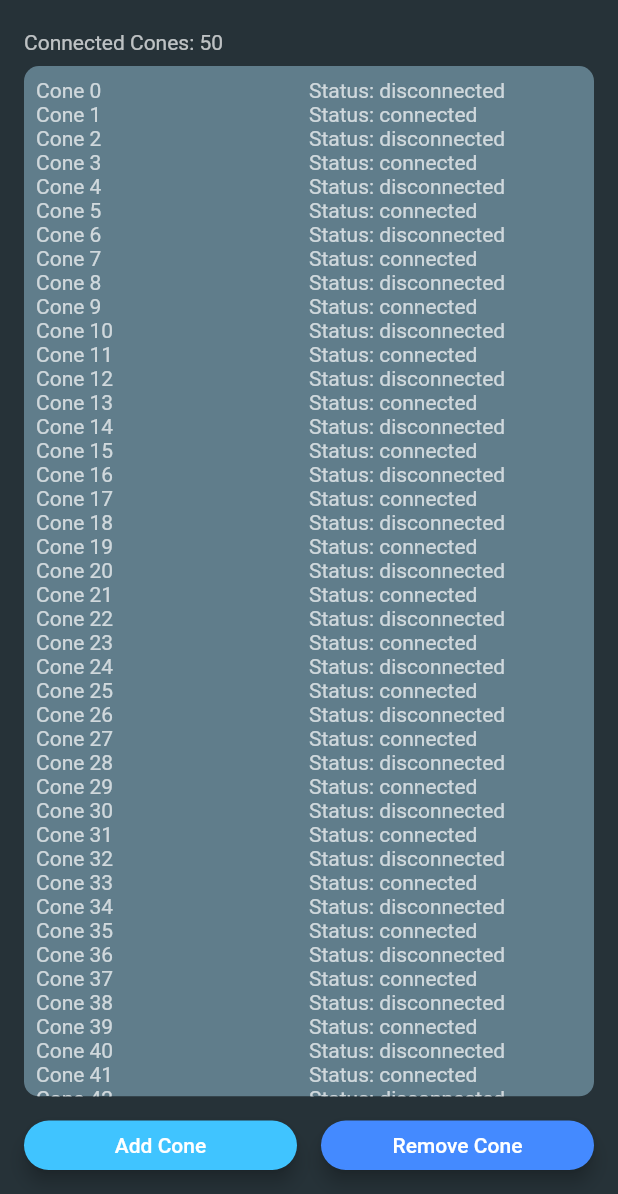
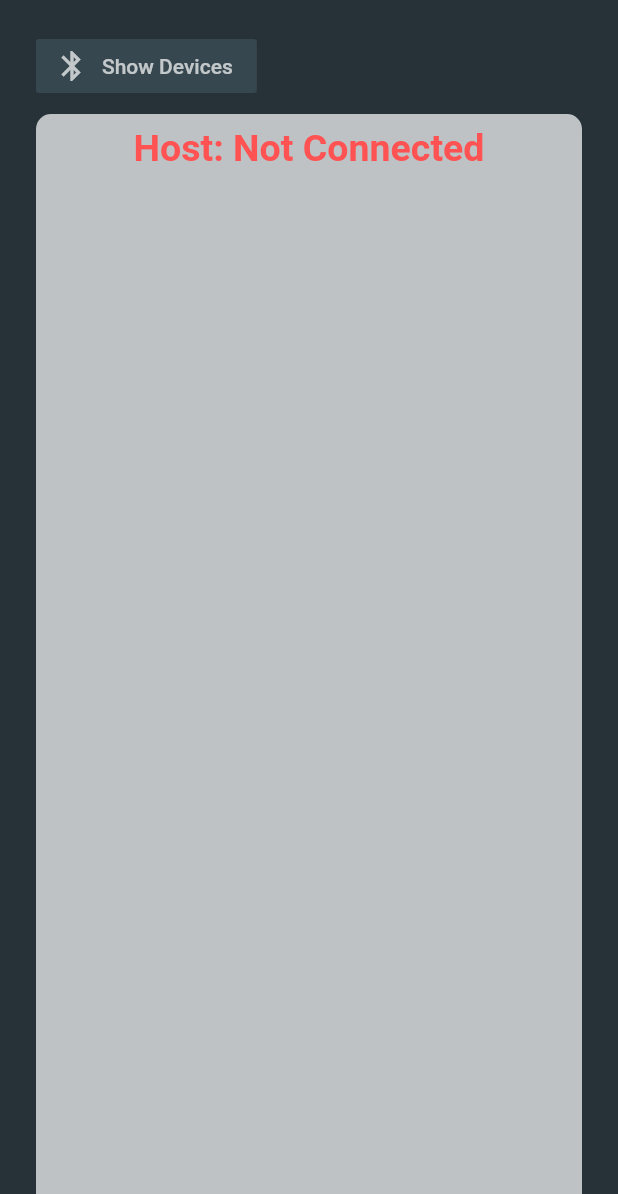
Before and after one commit to mikeyroush/ConeDroneApp, a Flutter app: the screen it shows once a user with an empty profile is signed in, on a phone screen of 412 x 824 dp, the part 42-1236 px from its top. Run offline on Flutter 3.47's test engine with Material 2 defaults, Android fonts, the phone set to English and light mode, and no system bars; our stand-ins replace cloud_firestore, firebase_auth, firebase_core, flutter_bluetooth_serial, flutter_spinkit, mask_text_input_formatter; accounts and stored records are empty.

Commit message:
updated cone dashboard

```diff
--- a/cone_drone/lib/screens/cone/cone_list.dart
+++ b/cone_drone/lib/screens/cone/cone_list.dart
@@ -0,0 +1,28 @@
+import 'package:flutter/material.dart';
+import 'package:scoped_model/scoped_model.dart';
+import 'package:cone_drone/services/bluetooth.dart';
+import 'package:cone_drone/screens/cone/cone_tile.dart';
+
+class ConeList extends StatefulWidget {
+  @override
+  _ConeListState createState() => _ConeListState();
+}
+
+class _ConeListState extends State<ConeList> {
+  @override
+  Widget build(BuildContext context) {
+    return ScopedModelDescendant<BluetoothManager>(
+      builder: (_, child, model) {
+        return ListView.builder(
+          itemCount: model.mapCones.length,
+          itemBuilder: (context, index) {
+            return ConeTile(
+              name: model.mapCones.keys.elementAt(index),
+              state: model.mapCones.values.elementAt(index),
+            );
+          },
+        );
+      },
+    );
+  }
+}
--- a/cone_drone/lib/screens/cone/cone_screen.dart
+++ b/cone_drone/lib/screens/cone/cone_screen.dart
@@ -1,6 +1,9 @@
 import 'package:flutter/material.dart';
+import 'package:scoped_model/scoped_model.dart';
+import 'package:cone_drone/services/bluetooth.dart';
+import 'package:cone_drone/screens/cone/bluetooth_list.dart';
+import 'package:cone_drone/screens/cone/cone_list.dart';
 import 'package:cone_drone/constants.dart';
-import 'package:cone_drone/components/rounded_botton.dart';
 
 enum Status { none, connected, disconnected }
 
@@ -10,96 +13,92 @@ class ConeScreen extends StatefulWidget {
 }
 
 class _ConeScreenState extends State<ConeScreen> {
-  // temp entries
-  List<ConeEntry> entries = [];
-
-  @override
-  void initState() {
-    super.initState();
-
-    // TODO: dynamically pull cone entries from somewhere
-    entries.removeRange(0, entries.length);
-    for (var i = 0; i < 50; i++) {
-      final entry = ConeEntry(
-        name: 'Cone $i',
-        status: (i % 2 == 0) ? Status.disconnected : Status.connected,
-      );
-      setState(() {
-        entries.add(entry);
-      });
-    }
-  }
+  bool _showDevices = false;
 
   @override
   Widget build(BuildContext context) {
+    return ScopedModelDescendant<BluetoothManager>(
+      builder: (_, child, model) {
         return Expanded(
+          child: Padding(
+            padding: const EdgeInsets.symmetric(horizontal: 8.0),
             child: Column(
               crossAxisAlignment: CrossAxisAlignment.start,
               children: [
-          Text('Connected Cones: ${entries.length}', style: kTextFieldStyle),
-          SizedBox(height: 8.0),
+                if (!model.isConnected)
+                  FlatButton.icon(
+                    onPressed: () =>
+                        setState(() => _showDevices = !_showDevices),
+                    icon: Icon(
+                      Icons.bluetooth,
+                      color: Colors.white70,
+                    ),
+                    label: Text(
+                      _showDevices ? 'Hide Devices' : 'Show Devices',
+                      style: kTextFieldStyle,
+                    ),
+                    color: Colors.blueGrey.shade800,
+                  ),
+                if (_showDevices && !model.isConnected)
                   Expanded(
-            child: ClipRRect(
+                    flex: 2,
+                    child: Container(
+                        decoration: BoxDecoration(
+                          color: Colors.blueGrey,
                           borderRadius: BorderRadius.circular(10.0),
+                        ),
+                        padding: const EdgeInsets.only(bottom: 8.0),
+                        child: BluetoothList()),
+                  ),
+                Expanded(
+                  flex: 3,
                   child: Container(
-                color: Colors.blueGrey,
-                child: ListView(
                     padding: const EdgeInsets.all(8.0),
-                  children: entries,
+                    margin: const EdgeInsets.only(top: 8.0),
+                    width: double.infinity,
+                    decoration: BoxDecoration(
+                      color: Colors.white70,
+                      borderRadius: BorderRadius.only(
+                        topLeft: Radius.circular(10.0),
+                        topRight: Radius.circular(10.0),
                       ),
                     ),
+                    child: Column(
+                      mainAxisAlignment: MainAxisAlignment.spaceBetween,
+                      children: [
+                        Align(
+                          alignment: Alignment.center,
+                          child: Text(
+                            "Host: ${model.hostName}",
+                            style: kMenuTextStyle.copyWith(
+                                color: model.isConnected
+                                    ? Colors.green.shade900
+                                    : Colors.redAccent),
                           ),
                         ),
-          SizedBox(
-            width: double.infinity,
-            height: 65.0,
-            child: Row(
-              mainAxisAlignment: MainAxisAlignment.spaceAround,
-              crossAxisAlignment: CrossAxisAlignment.center,
-              children: [
-                Flexible(
-                  child: RoundedButton(
-                    title: 'Add Cone',
-                    backgroundColor: Colors.lightBlueAccent,
-                    onPress: () {},
+                        Expanded(child: ConeList()),
+                        if (model.isConnected)
+                          FlatButton.icon(
+                            onPressed: () => model.sendReset(),
+                            icon: Icon(
+                              Icons.refresh,
+                              color: Colors.white70,
                             ),
+                            label: Text(
+                              'Reset Network',
+                              style: kTextFieldStyle,
                             ),
-                SizedBox(width: 16.0),
-                Flexible(
-                  child: RoundedButton(
-                    title: 'Remove Cone',
-                    backgroundColor: Colors.blueAccent,
-                    onPress: () {},
+                            color: Colors.blueAccent,
+                          ),
+                      ],
+                    ),
                   ),
                 ),
               ],
             ),
-          )
-        ],
           ),
+        );
+      },
     );
   }
 }
-
-class ConeEntry extends StatelessWidget {
-  ConeEntry({@required this.name, @required this.status});
-
-  final String name;
-  final Status status;
-
-  @override
-  Widget build(BuildContext context) {
-    return Row(
-      children: [
-        Expanded(
-          child: Text('$name', style: kTextFieldStyle),
-        ),
-        Expanded(
-          child: Text(
-              'Status: ${status.toString().substring(status.toString().indexOf('.') + 1)}',
-              style: kTextFieldStyle),
-        ),
-      ],
-    );
-  }
-}
--- a/cone_drone/lib/screens/menu_layout.dart
+++ b/cone_drone/lib/screens/home_layout.dart
@@ -1,17 +1,19 @@
 import 'package:flutter/material.dart';
+import 'package:scoped_model/scoped_model.dart';
 import 'package:cone_drone/screens/settings_form.dart';
 import 'package:cone_drone/screens/cone/cone_screen.dart';
 import 'package:cone_drone/screens/pilots/pilot_screen.dart';
 import 'package:cone_drone/screens/flight/flight_screen.dart';
 import 'package:cone_drone/services/auth.dart';
+import 'package:cone_drone/services/bluetooth.dart';
 import 'package:cone_drone/constants.dart';
 
-class HomeScreen extends StatefulWidget {
+class HomeLayout extends StatefulWidget {
   @override
-  _HomeScreenState createState() => _HomeScreenState();
+  _HomeLayoutState createState() => _HomeLayoutState();
 }
 
-class _HomeScreenState extends State<HomeScreen>
+class _HomeLayoutState extends State<HomeLayout>
     with SingleTickerProviderStateMixin {
   final AuthService _auth = AuthService();
   AnimationController _controller;
@@ -51,12 +53,15 @@ class _HomeScreenState extends State<HomeScreen>
     screenWidth = size.width;
     return Scaffold(
       backgroundColor: Colors.blueGrey.shade700,
-      body: Stack(
-        fit: StackFit.expand,
-        children: [
-          menu(context),
-          screen(context),
-        ],
+      body: ScopedModel(
+        model: BluetoothManager(),
+        child: Stack(
+          fit: StackFit.expand,
+          children: [
+            menu(context),
+            screen(context),
+          ],
+        ),
       ),
     );
   }
--- a/cone_drone/lib/screens/wrapper.dart
+++ b/cone_drone/lib/screens/wrapper.dart
@@ -5,7 +5,7 @@ import 'package:cone_drone/models/user.dart';
 import 'package:cone_drone/services/auth.dart';
 import 'package:cone_drone/screens/authenticate/authenticate.dart';
 import 'package:cone_drone/screens/verify_email.dart';
-import 'package:cone_drone/screens/menu_layout.dart';
+import 'package:cone_drone/screens/home_layout.dart';
 import 'package:cone_drone/screens/error_screen.dart';
 import 'package:cone_drone/screens/loading_screen.dart';
 import 'package:cone_drone/constants.dart';
@@ -51,7 +51,7 @@ class _WrapperState extends State<Wrapper> {
       auth.checkVerification();
       return user == null
           ? Authenticate()
-          : user.isVerified ? HomeScreen() : Verify();
+          : user.isVerified ? HomeLayout() : Verify();
     }
   }
 }
--- /dev/null
+++ b/cone_drone/lib/services/bluetooth.dart
@@ -0,0 +1,148 @@
+import 'dart:async';
+import 'package:flutter_bluetooth_serial/flutter_bluetooth_serial.dart';
+import 'package:scoped_model/scoped_model.dart';
+import 'dart:typed_data';
+import 'package:cone_drone/services/messages.dart';
+
+enum ConeState { connected, disconnected }
+
+class BluetoothManager extends Model {
+  // class variables
+  static final String deviceNamePattern = r'(^dronecone*)';
+  static final RegExp deviceNameReg = RegExp(deviceNamePattern);
+
+  // instance variables
+  final FlutterBluetoothSerial _bluetooth = FlutterBluetoothSerial.instance;
+  BluetoothDevice _host;
+  BluetoothConnection _connection;
+  Map<String, ConeState> mapCones = new Map<String, ConeState>();
+
+  // add vars for total, activated, errors
+
+  // Future<List<BluetoothDevice>> findDevices() async {
+  //   List<BluetoothDevice> devices = [];
+  //   List<String> addresses = [];
+  //
+  //   try {
+  //     Timer(Duration(seconds: 5), _bluetooth.cancelDiscovery);
+  //     _bluetooth.startDiscovery().listen((e) {
+  //       if (!addresses.contains(e.device.address)) {
+  //         addresses.add(e.device.address);
+  //         devices.add(e.device);
+  //       }
+  //     }).onDone(() {
+  //       print('\nFound ${devices.length} devices:');
+  //       devices.forEach((device) {
+  //         print('\t\tFound: ${device.name} ${device.address}');
+  //       });
+  //     });
+  //   } on PlatformException {
+  //     print("error");
+  //     return null;
+  //   }
+  //   return devices
+  //       .where((x) => x.name != null)
+  //       .where((x) => deviceNameReg.hasMatch(x.name))
+  //       .toList();
+  // }
+
+  Future<List<BluetoothDiscoveryResult>> get discoveryResults {
+    return _bluetooth.startDiscovery().toList();
+  }
+
+  Future<List<BluetoothDiscoveryResult>> findPis() async {
+    Timer(Duration(seconds: 15), _bluetooth.cancelDiscovery);
+    List<BluetoothDiscoveryResult> deviceResults = await discoveryResults;
+    return deviceResults
+        .where((x) => x.device.name != null)
+        .where((x) => deviceNameReg.hasMatch(x.device.name))
+        .toList();
+  }
+
+  Future<List<BluetoothDevice>> getPairedPis() async {
+    List<BluetoothDevice> pairedDevices = await _bluetooth.getBondedDevices();
+    return pairedDevices
+        .where((x) => x.name != null)
+        .where((x) => deviceNameReg.hasMatch(x.name))
+        .toList();
+  }
+
+  // connect to a device and send initial message
+  void connectDevice(BluetoothDevice device) async {
+    // todo: disconnect from device if it already exists
+    try {
+      // establish connection
+      _connection = await BluetoothConnection.toAddress(device.address);
+      _host = device;
+      mapCones[_host.name] = ConeState.connected;
+
+      // send connection message to network
+      Uint8List msg =
+          Uint8List.fromList(craftMessage("connection", _host.name));
+      print('Data outgoing: $msg');
+      _connection.output.add(msg);
+
+      // update children widgets and listen for network messages
+      notifyListeners();
+      networkMessages;
+    } catch (e) {
+      print('Cannot connect, exception occurred');
+    }
+  }
+
+  // return connection status
+  bool get isConnected {
+    return _connection != null && _connection.isConnected;
+  }
+
+  String get hostName {
+    return _host != null ? _host.name : 'Not Connected';
+  }
+
+  // listen for network messages
+  void get networkMessages {
+    _connection.input.listen((Uint8List data) {
+      // parse input
+      var msg = parseMessage(Uint8List.fromList(data));
+      print('Data incoming: $msg');
+
+      // handle input accordingly
+      Uint8List out;
+      switch (msg[0]) {
+        case "indicating":
+          {
+            out = Uint8List.fromList(
+                craftMessage("ack", _host.name, num: msg[2]));
+            break;
+          }
+        case "new node":
+          {
+            out = Uint8List.fromList(
+                craftMessage("ack", _host.name, num: msg[2]));
+            mapCones[msg[3]] = ConeState.connected;
+            notifyListeners();
+            break;
+          }
+      }
+
+      // send acknowledgement
+      if (out != null) {
+        print('Data outgoing: $out');
+        _connection.output.add(out);
+      }
+    }).onDone(() {
+      print('Disconnected by remote request');
+      _host = null;
+      mapCones.clear();
+      notifyListeners();
+    });
+  }
+
+  // send reset message to network
+  void sendReset() {
+    Uint8List resetMsg =
+        Uint8List.fromList(craftMessage("reset all", _host.name));
+    print('Sending reset all...');
+    _connection.output.add(resetMsg);
+  }
+}
--- a/cone_drone/pubspec.yaml
+++ b/cone_drone/pubspec.yaml
@@ -18,6 +18,8 @@ dependencies:
   provider: ^4.3.2+2
   flutter_spinkit: ^4.1.2+1
   mask_text_input_formatter: ^1.1.0
+  flutter_bluetooth_serial: ^0.2.2
+  scoped_model: ^1.1.0
 
 dev_dependencies:
   flutter_test:
```
Also changed, not shown: cone_drone/lib/screens/cone/bluetooth_list.dart (added, +56 -0 lines), cone_drone/lib/screens/cone/bluetooth_tile.dart (added, +33 -0 lines), cone_drone/lib/screens/cone/cone_tile.dart (+31 -0 lines), cone_drone/lib/services/messages.dart (added, +224 -0 lines), cone_drone/tests/form_validation_test.dart (+1 -1 lines), cone_drone/pubspec.lock, 1 other file. Lines whose indentation alone changed are shown as unchanged.
